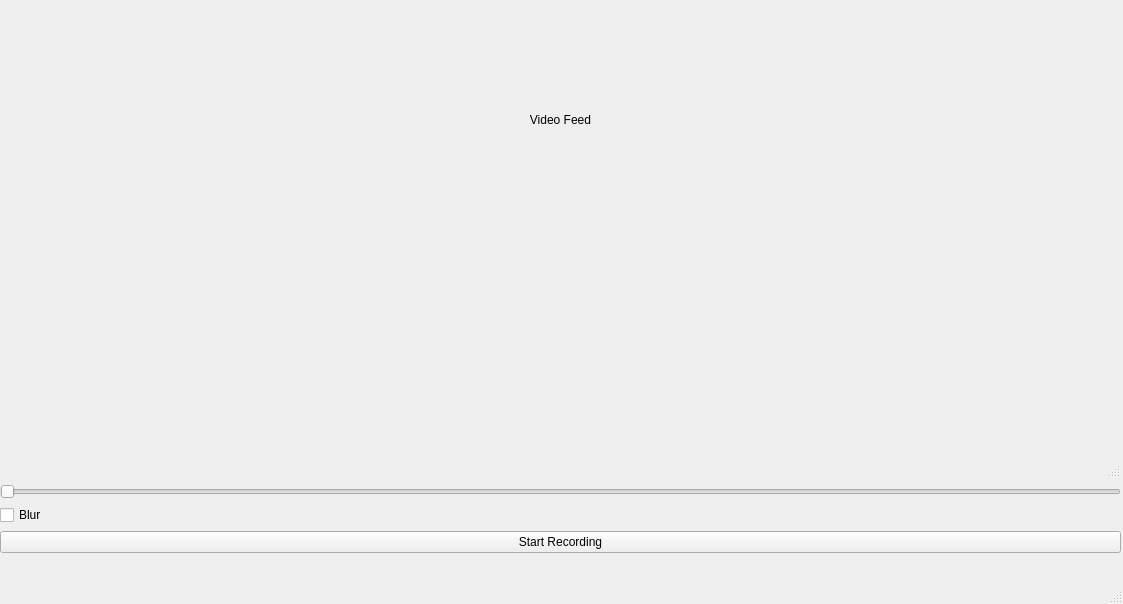
Before: the Qt Designer form pc_architecture/lab_5_qt/mainwindow.ui in MAYER-Ti/polytech-labs, drawn with Qt 5.
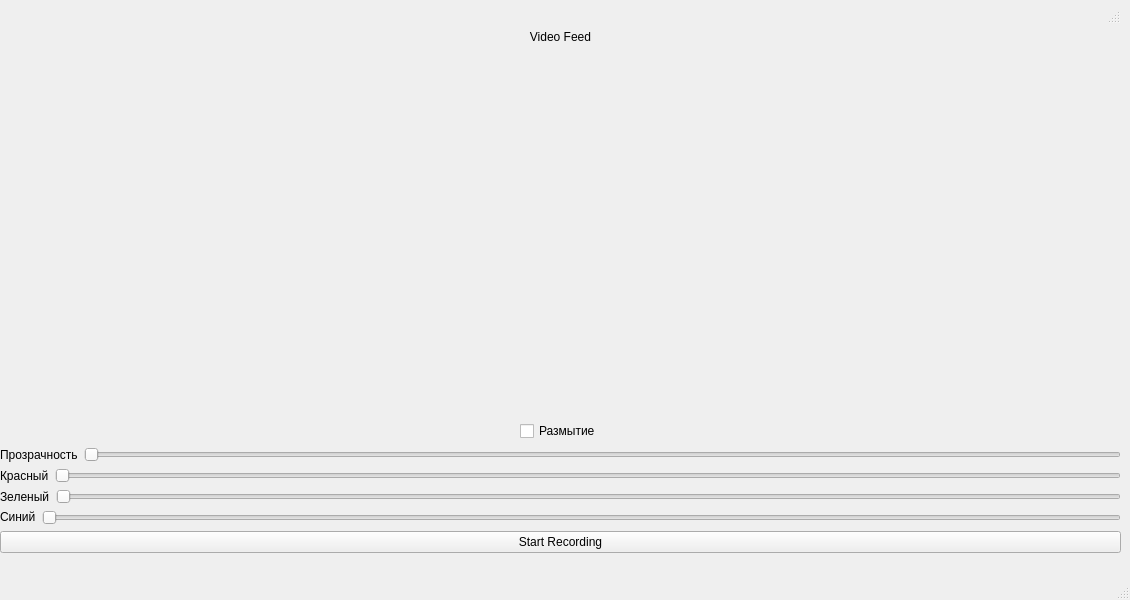
After: the same form once the commit is applied.

What changed in the file:
```diff
--- a/pc_architecture/lab_5_qt/mainwindow.ui
+++ b/pc_architecture/lab_5_qt/mainwindow.ui
@@ -6,8 +6,8 @@
    <rect>
     <x>0</x>
     <y>0</y>
-    <width>1123</width>
-    <height>604</height>
+    <width>1130</width>
+    <height>600</height>
    </rect>
   </property>
   <property name="windowTitle">
@@ -24,8 +24,17 @@
      </rect>
     </property>
     <layout class="QVBoxLayout" name="verticalLayout_3">
+     <item>
+      <widget class="QStatusBar" name="statusBar"/>
+     </item>
      <item>
       <widget class="QLabel" name="videoLabel_3">
+       <property name="sizePolicy">
+        <sizepolicy hsizetype="Preferred" vsizetype="Preferred">
+         <horstretch>0</horstretch>
+         <verstretch>0</verstretch>
+        </sizepolicy>
+       </property>
        <property name="text">
         <string>Video Feed</string>
        </property>
@@ -35,27 +44,142 @@
       </widget>
      </item>
      <item>
-      <widget class="QStatusBar" name="statusBar"/>
-     </item>
-     <item>
-      <widget class="QSlider" name="brightnessSlider_3">
-       <property name="minimum">
-        <number>0</number>
-       </property>
-       <property name="maximum">
-        <number>100</number>
-       </property>
+      <spacer name="verticalSpacer">
        <property name="orientation">
-        <enum>Qt::Orientation::Horizontal</enum>
+        <enum>Qt::Orientation::Vertical</enum>
        </property>
-      </widget>
+       <property name="sizeHint" stdset="0">
+        <size>
+         <width>20</width>
+         <height>40</height>
+        </size>
+       </property>
+      </spacer>
      </item>
      <item>
-      <widget class="QCheckBox" name="blurCheckbox_3">
-       <property name="text">
-        <string>Blur</string>
+      <layout class="QHBoxLayout" name="horizontalLayout_6">
+       <property name="sizeConstraint">
+        <enum>QLayout::SizeConstraint::SetMinimumSize</enum>
        </property>
-      </widget>
+       <item>
+        <widget class="QCheckBox" name="blurCheckbox_3">
+         <property name="sizePolicy">
+          <sizepolicy hsizetype="Maximum" vsizetype="Fixed">
+           <horstretch>0</horstretch>
+           <verstretch>0</verstretch>
+          </sizepolicy>
+         </property>
+         <property name="text">
+          <string>Размытие</string>
+         </property>
+        </widget>
+       </item>
+      </layout>
+     </item>
+     <item>
+      <layout class="QHBoxLayout" name="horizontalLayout">
+       <item>
+        <widget class="QLabel" name="label">
+         <property name="text">
+          <string>Прозрачность</string>
+         </property>
+        </widget>
+       </item>
+       <item>
+        <widget class="QSlider" name="brightnessSlider_3">
+         <property name="minimum">
+          <number>0</number>
+         </property>
+         <property name="maximum">
+          <number>100</number>
+         </property>
+         <property name="orientation">
+          <enum>Qt::Orientation::Horizontal</enum>
+         </property>
+        </widget>
+       </item>
+      </layout>
+     </item>
+     <item>
+      <layout class="QHBoxLayout" name="horizontalLayout_2">
+       <item>
+        <widget class="QLabel" name="label_2">
+         <property name="text">
+          <string>Красный</string>
+         </property>
+        </widget>
+       </item>
+       <item>
+        <widget class="QSlider" name="brightnessSlider_4">
+         <property name="minimum">
+          <number>0</number>
+         </property>
+         <property name="maximum">
+          <number>100</number>
+         </property>
+         <property name="orientation">
+          <enum>Qt::Orientation::Horizontal</enum>
+         </property>
+        </widget>
+       </item>
+      </layout>
+     </item>
+     <item>
+      <layout class="QHBoxLayout" name="horizontalLayout_3">
+       <item>
+        <widget class="QLabel" name="label_3">
+         <property name="text">
+          <string>Зеленый</string>
+         </property>
+        </widget>
+       </item>
+       <item>
+        <widget class="QSlider" name="brightnessSlider_5">
+         <property name="minimum">
+          <number>0</number>
+         </property>
+         <property name="maximum">
+          <number>100</number>
+         </property>
+         <property name="orientation">
+          <enum>Qt::Orientation::Horizontal</enum>
+         </property>
+        </widget>
+       </item>
+      </layout>
+     </item>
+     <item>
+      <layout class="QHBoxLayout" name="horizontalLayout_4">
+       <property name="sizeConstraint">
+        <enum>QLayout::SizeConstraint::SetMinimumSize</enum>
+       </property>
+       <item>
+        <widget class="QLabel" name="label_4">
+         <property name="sizePolicy">
+          <sizepolicy hsizetype="Preferred" vsizetype="Fixed">
+           <horstretch>0</horstretch>
+           <verstretch>0</verstretch>
+          </sizepolicy>
+         </property>
+         <property name="text">
+          <string>Синий</string>
+         </property>
+        </widget>
+       </item>
+       <item>
+        <widget class="QSlider" name="brightnessSlider_6">
+         <property name="minimum">
+          <number>0</number>
+         </property>
+         <property name="maximum">
+          <number>100</number>
+         </property>
+         <property name="orientation">
+          <enum>Qt::Orientation::Horizontal</enum>
+         </property>
+        </widget>
+       </item>
+      </layout>
      </item>
      <item>
       <widget class="QPushButton" name="recordButton_3">
```
Left out of the diff: 2 changed lines with no effect on the pictures.
